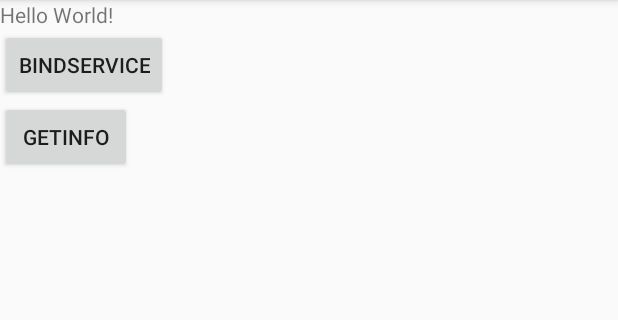
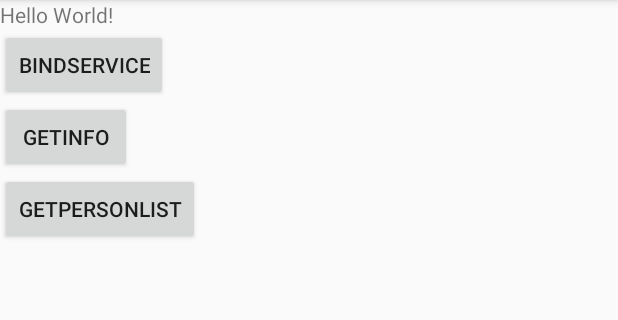
Before and after one commit to preqel/demoAIDL, an Android app: the screen it shows after launch (MainActivity), on a phone screen of 412 x 824 dp, the part 84-404 px from its top. Run offline under Robolectric (Android 15) with nearby library versions, the phone set to English and light mode, and no system bars.

Commit message:
feat-增加一个列表数据的传输

```diff
--- a/app/src/main/res/layout/activity_main.xml
+++ b/app/src/main/res/layout/activity_main.xml
@@ -25,4 +25,8 @@
         android:layout_width="wrap_content" android:text="getInfo"
         android:layout_height="wrap_content" android:id="@+id/button2"/>
 
+    <Button
+        android:layout_width="wrap_content" android:text="getPersonList"
+        android:layout_height="wrap_content" android:id="@+id/button3"/>
+
 </LinearLayout>
```
Also changed, not shown: app/src/main/java/service/example/com/testremoteservice/MainActivity.java (+19 -3 lines), app/src/main/java/service/example/com/testremoteservice/Person.java (+7 -3 lines), app/src/main/java/service/example/com/testremoteservice/RemoteService.java (+14 -1 lines), app/src/main/aidl/service/example/com/testremoteservice/IRemoteService.aidl.
